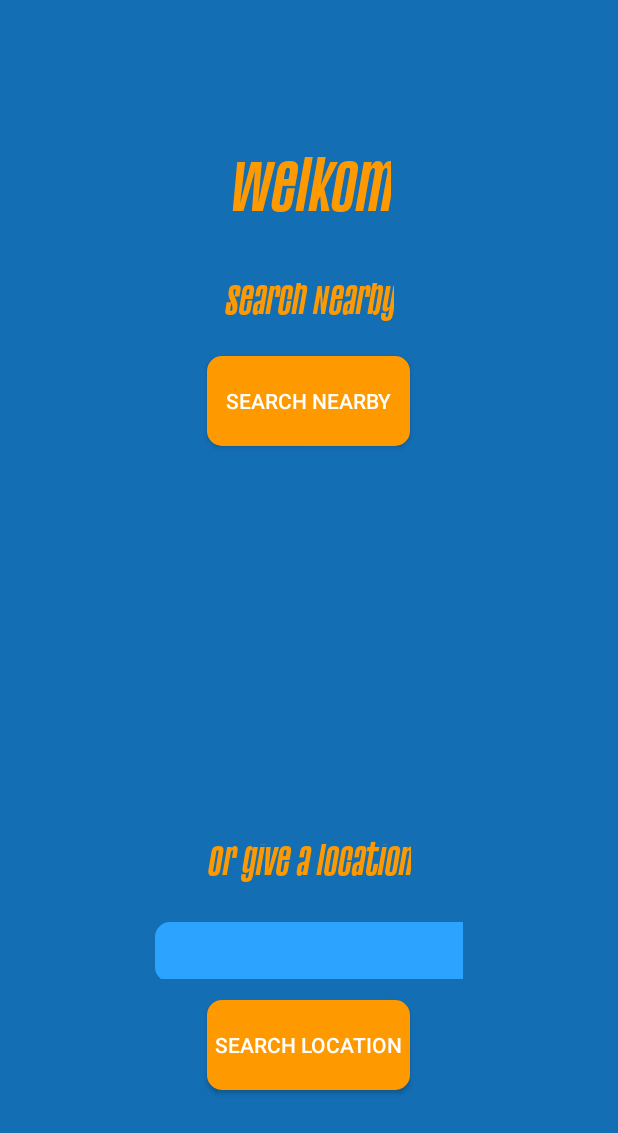
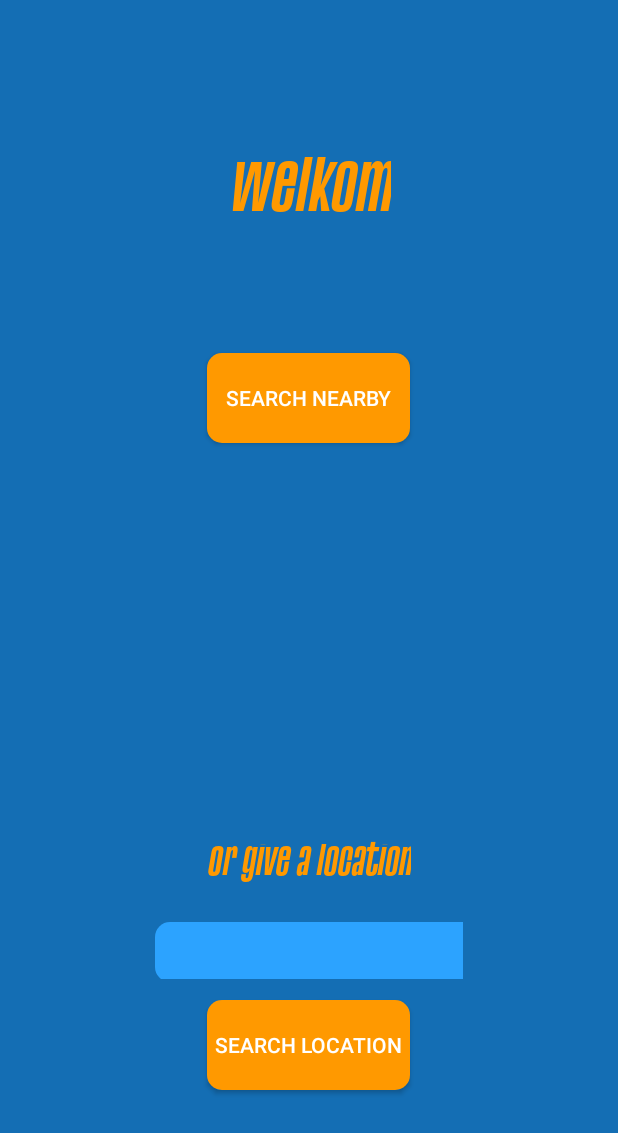
Before and after one commit to jaggrh95/DIGITAL-ECONOMY, an Android app: the ActivityVoorMapV2 screen opened directly, with no data from a screen before it, on a phone screen of 412 x 824 dp. Shown: the top 1133 px of the screen. Run offline under Robolectric (Android 15) with nearby library versions, the phone set to English and light mode, and no system bars; 2 statements that could not run were skipped.

```diff
--- a/app/src/main/res/layout/activity_voor_map.xml
+++ b/app/src/main/res/layout/activity_voor_map.xml
@@ -30,7 +30,6 @@
             android:layout_marginTop="32dp"
             android:layout_weight="1"
             android:fontFamily="@font/astana"
-            android:text="Search Nearby"
 
             android:textColor="@color/colorOrange"
             android:textSize="40sp"
```
